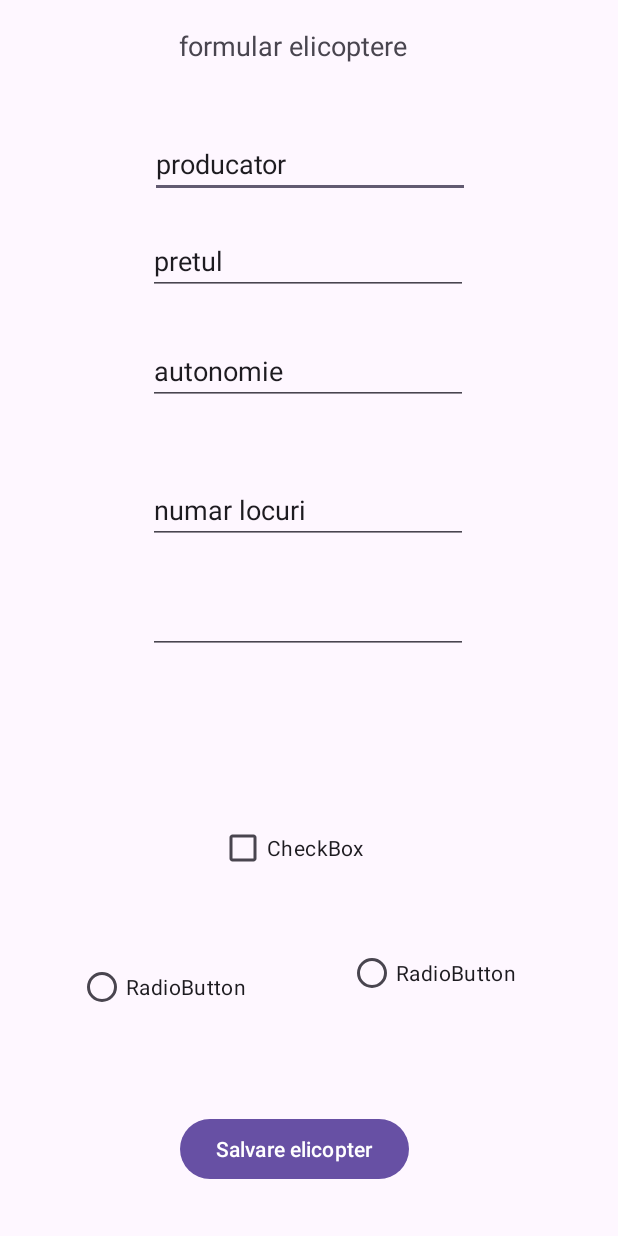
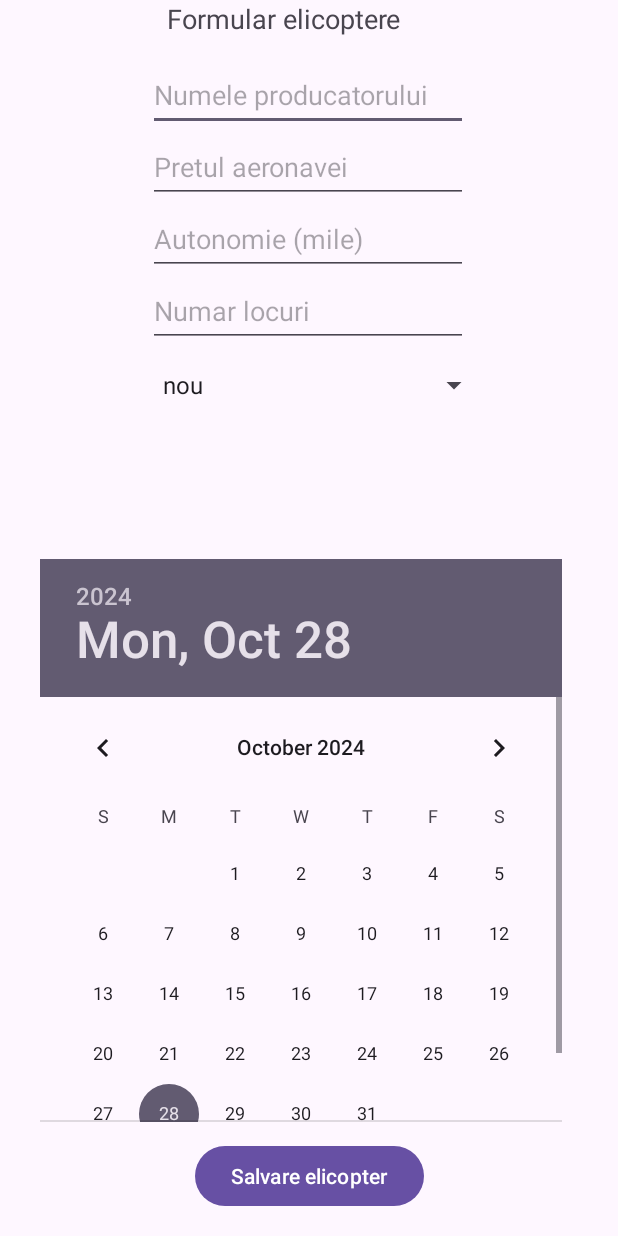
Before and after one commit to eduardscutariu/Scutariu_Eduard_ActivitateDAM2024, an Android app: the AdaugareActivitate screen opened directly, with no data from a screen before it, on a phone screen of 412 x 824 dp. Run offline under Robolectric (Android 15) with nearby library versions, the phone set to English and light mode, and no system bars.

Commit message:
seminar5

```diff
--- a/seminar4/app/src/main/AndroidManifest.xml
+++ b/seminar4/app/src/main/AndroidManifest.xml
@@ -13,6 +13,9 @@
         android:theme="@style/Theme.Seminar4"
         tools:targetApi="31">
         <activity
+            android:name=".ListaElicoptere"
+            android:exported="false" />
+        <activity
             android:name=".AdaugareActivitate"
             android:exported="false" />
         <activity
--- a/seminar4/app/src/main/res/layout/activity_adaugare_activitate.xml
+++ b/seminar4/app/src/main/res/layout/activity_adaugare_activitate.xml
@@ -11,139 +11,108 @@
         android:id="@+id/button"
         android:layout_width="wrap_content"
         android:layout_height="wrap_content"
+        android:layout_marginBottom="16dp"
         android:text="Salvare elicopter"
         app:layout_constraintBottom_toBottomOf="parent"
         app:layout_constraintEnd_toEndOf="parent"
-        app:layout_constraintHorizontal_bias="0.463"
+        app:layout_constraintHorizontal_bias="0.501"
         app:layout_constraintStart_toStartOf="parent"
-        app:layout_constraintTop_toBottomOf="@+id/radioButton2"
-        app:layout_constraintVertical_bias="0.668"
         tools:ignore="HardcodedText" />
 
     <TextView
         android:id="@+id/textView"
         android:layout_width="172dp"
         android:layout_height="39dp"
-        android:text="formular elicoptere"
+        android:text="@string/formular_elicoptere"
         android:textSize="18sp"
+        app:layout_constraintBottom_toBottomOf="parent"
+        app:layout_constraintEnd_toEndOf="parent"
+        app:layout_constraintHorizontal_bias="0.464"
+        app:layout_constraintStart_toStartOf="parent"
+        app:layout_constraintTop_toTopOf="parent"
+        app:layout_constraintVertical_bias="0.0" />
+
+    <EditText
+        android:id="@+id/numeProducator"
+        android:layout_width="wrap_content"
+        android:layout_height="wrap_content"
+        android:ems="10"
+        android:hint="@string/numele_producatorului"
+        android:inputType="text"
+        android:minHeight="48dp"
         app:layout_constraintBottom_toBottomOf="parent"
         app:layout_constraintEnd_toEndOf="parent"
         app:layout_constraintHorizontal_bias="0.497"
         app:layout_constraintStart_toStartOf="parent"
-        app:layout_constraintTop_toTopOf="parent"
-        app:layout_constraintVertical_bias="0.023"
-        tools:ignore="HardcodedText" />
+        app:layout_constraintTop_toBottomOf="@+id/textView"
+        app:layout_constraintVertical_bias="0.0" />
 
     <EditText
-        android:id="@+id/editTextText"
+        android:id="@+id/pret"
         android:layout_width="wrap_content"
         android:layout_height="wrap_content"
         android:ems="10"
+        android:hint="@string/pretul_aeronavei"
         android:inputType="text"
-        android:text="producator"
-        app:layout_constraintBottom_toBottomOf="parent"
-        app:layout_constraintEnd_toEndOf="parent"
-        app:layout_constraintHorizontal_bias="0.502"
-        app:layout_constraintStart_toStartOf="parent"
-        app:layout_constraintTop_toBottomOf="@+id/textView"
-        app:layout_constraintVertical_bias="0.041"
-        tools:ignore="HardcodedText" />
-
-    <EditText
-        android:id="@+id/editTextText3"
-        android:layout_width="wrap_content"
-        android:layout_height="wrap_content"
-        android:layout_marginTop="28dp"
-        android:ems="10"
-        android:inputType="text"
-        android:text="autonomie"
+        android:minHeight="48dp"
         app:layout_constraintBottom_toBottomOf="parent"
         app:layout_constraintEnd_toEndOf="parent"
         app:layout_constraintHorizontal_bias="0.497"
         app:layout_constraintStart_toStartOf="parent"
-        app:layout_constraintTop_toBottomOf="@+id/editTextText2"
-        app:layout_constraintVertical_bias="0.0"
-        tools:ignore="HardcodedText" />
+        app:layout_constraintTop_toBottomOf="@+id/numeProducator"
+        app:layout_constraintVertical_bias="0.0" />
 
     <EditText
-        android:id="@+id/editTextText4"
+        android:id="@+id/autonomie"
         android:layout_width="wrap_content"
         android:layout_height="wrap_content"
-        android:layout_marginTop="44dp"
         android:ems="10"
+        android:hint="@string/autonomie_mile"
         android:inputType="text"
-        android:text="numar locuri"
+        android:minHeight="48dp"
         app:layout_constraintBottom_toBottomOf="parent"
         app:layout_constraintEnd_toEndOf="parent"
         app:layout_constraintHorizontal_bias="0.497"
         app:layout_constraintStart_toStartOf="parent"
-        app:layout_constraintTop_toBottomOf="@+id/editTextText3"
-        app:layout_constraintVertical_bias="0.007"
-        tools:ignore="HardcodedText" />
+        app:layout_constraintTop_toBottomOf="@+id/pret"
+        app:layout_constraintVertical_bias="0.0" />
 
     <EditText
-        android:id="@+id/editTextText2"
+        android:id="@+id/numarLocuri"
         android:layout_width="wrap_content"
         android:layout_height="wrap_content"
         android:ems="10"
+        android:hint="@string/numar_locuri"
         android:inputType="text"
-        android:text="pretul"
+        android:minHeight="48dp"
         app:layout_constraintBottom_toBottomOf="parent"
         app:layout_constraintEnd_toEndOf="parent"
         app:layout_constraintHorizontal_bias="0.497"
         app:layout_constraintStart_toStartOf="parent"
-        app:layout_constraintTop_toBottomOf="@+id/editTextText"
-        app:layout_constraintVertical_bias="0.03"
-        tools:ignore="HardcodedText" />
+        app:layout_constraintTop_toBottomOf="@+id/autonomie"
+        app:layout_constraintVertical_bias="0.0" />
 
-    <EditText
-        android:id="@+id/editTextDate2"
-        android:layout_width="wrap_content"
-        android:layout_height="wrap_content"
-        android:ems="10"
-        android:inputType="date"
-        app:layout_constraintBottom_toBottomOf="parent"
+    <DatePicker
+        android:id="@+id/data"
+        android:layout_width="358dp"
+        android:layout_height="375dp"
+        android:layout_marginBottom="12dp"
+        app:layout_constraintBottom_toTopOf="@+id/button"
         app:layout_constraintEnd_toEndOf="parent"
-        app:layout_constraintHorizontal_bias="0.497"
+        app:layout_constraintHorizontal_bias="0.49"
+        app:layout_constraintStart_toStartOf="parent" />
+
+    <Spinner
+        android:id="@+id/tip"
+        android:layout_width="226dp"
+        android:layout_height="48dp"
+        android:layout_marginBottom="100dp"
+        android:entries="@array/stare"
+        app:layout_constraintBottom_toTopOf="@+id/button"
+        app:layout_constraintEnd_toEndOf="parent"
+        app:layout_constraintHorizontal_bias="0.54"
         app:layout_constraintStart_toStartOf="parent"
-        app:layout_constraintTop_toBottomOf="@+id/editTextText4"
-        app:layout_constraintVertical_bias="0.068" />
-
-    <CheckBox
-        android:id="@+id/checkBox"
-        android:layout_width="wrap_content"
-        android:layout_height="wrap_content"
-        android:layout_marginBottom="216dp"
-        android:text="CheckBox"
-        app:layout_constraintBottom_toBottomOf="parent"
-        app:layout_constraintEnd_toEndOf="parent"
-        app:layout_constraintHorizontal_bias="0.463"
-        app:layout_constraintStart_toStartOf="parent"
-        app:layout_constraintTop_toBottomOf="@+id/editTextDate2"
-        app:layout_constraintVertical_bias="0.851" />
-
-    <RadioButton
-        android:id="@+id/radioButton"
-        android:layout_width="wrap_content"
-        android:layout_height="wrap_content"
-        android:layout_marginStart="52dp"
-        android:layout_marginBottom="60dp"
-        android:text="RadioButton"
-        app:layout_constraintBottom_toTopOf="@+id/button"
-        app:layout_constraintStart_toStartOf="parent"
-        app:layout_constraintTop_toBottomOf="@+id/checkBox"
-        app:layout_constraintVertical_bias="1.0" />
-
-    <RadioButton
-        android:id="@+id/radioButton2"
-        android:layout_width="wrap_content"
-        android:layout_height="wrap_content"
-        android:layout_marginTop="28dp"
-        android:text="RadioButton"
-        app:layout_constraintBottom_toBottomOf="parent"
-        app:layout_constraintEnd_toEndOf="parent"
-        app:layout_constraintStart_toEndOf="@+id/radioButton"
-        app:layout_constraintTop_toBottomOf="@+id/checkBox"
-        app:layout_constraintVertical_bias="0.047" />
+        app:layout_constraintTop_toBottomOf="@+id/numarLocuri"
+        app:layout_constraintVertical_bias="0.003" />
 
 </androidx.constraintlayout.widget.ConstraintLayout>
--- a/seminar4/app/src/main/res/values/strings.xml
+++ b/seminar4/app/src/main/res/values/strings.xml
@@ -1,4 +1,21 @@
 <resources>
     <string name="app_name">seminar4</string>
     <string name="nume_aplicatie">Formular date elicopter</string>
+    <string name="numele_producatorului">Numele producatorului</string>
+    <string name="pretul_aeronavei">Pretul aeronavei</string>
+    <string name="autonomie_mile">Autonomie (mile)</string>
+    <string name="numar_locuri">Numar locuri</string>
+    <string name="formular_elicoptere">Formular elicoptere</string>
+    <string name="data_fabricatiei">Data fabricatiei</string>
+    <string name="tip_aeronava">Tip aeronava</string>
+    <string name="pasageri">Pasageri</string>
+    <string name="cargo">Cargo</string>
+    <string name="militara">Militara</string>
+    <string name="functional">Functional</string>
+    <string name="adauga_elicopter">Adauga elicopter</string>
+    <string name="lista_elicoptere">Lista elicoptere</string>
+    <string-array name="stare">
+        <item>nou</item>
+        <item>utilizat</item>
+    </string-array>
 </resources>
```
Also changed, not shown: seminar4/app/src/main/java/com/example/seminar4/AdaugareActivitate.java (+32 -0 lines), seminar4/app/src/main/java/com/example/seminar4/Elicopter.java (+39 -7 lines), seminar4/app/src/main/java/com/example/seminar4/ListaElicoptere.java (added, +57 -0 lines), seminar4/app/src/main/java/com/example/seminar4/MainActivity.java (+34 -6 lines), seminar4/app/src/main/res/layout/activity_lista_elicoptere.xml (added, +16 -0 lines), seminar4/app/src/main/res/layout/activity_main.xml (+16 -3 lines).
